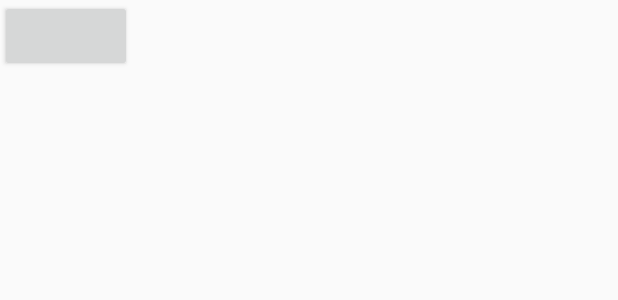
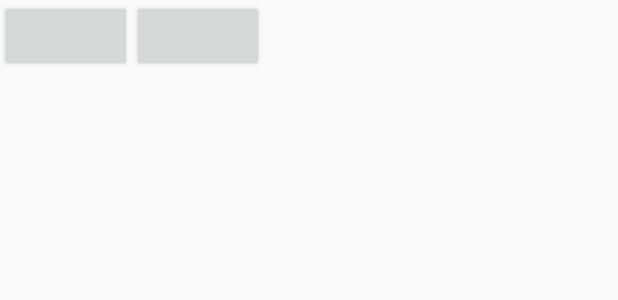
Before and after one commit to sergey-virchenko/MyFirstApp, an Android app: the layout activity_main.xml on its own in the app's theme, with its tools: preview values and no code run, on a phone screen of 412 x 824 dp. Shown: the top 300 px of the screen. Run offline under Robolectric (Android 15) with nearby library versions, the phone set to English and light mode, and no system bars.

Commit message:
color changing button

```diff
--- a/app/src/main/res/layout/activity_factorial.xml
+++ b/app/src/main/res/layout/activity_factorial.xml
@@ -24,10 +24,6 @@
         android:layout_height="wrap_content"
         android:layout_alignTop="@id/btnFastFactorial"
         android:layout_toEndOf="@id/btnFastFactorial" />
-
-    <CheckBox
-        android:layout_width="wrap_content"
-        android:layout_height="wrap_content" />
 
     <ScrollView
         android:layout_width="match_parent"
--- a/app/src/main/res/layout/activity_main.xml
+++ b/app/src/main/res/layout/activity_main.xml
@@ -10,4 +10,9 @@
         android:layout_width="wrap_content"
         android:layout_height="wrap_content" />
 
+    <Button
+        android:id="@+id/btn_change_color"
+        android:layout_width="wrap_content"
+        android:layout_height="wrap_content" />
+
 </LinearLayout>
--- a/app/src/main/res/values/colors.xml
+++ b/app/src/main/res/values/colors.xml
@@ -3,4 +3,7 @@
     <color name="colorPrimary">#00008577</color>
     <color name="colorPrimaryDark">#00574B</color>
     <color name="colorAccent">#D81B60</color>
+
+    <color name="red">#f00</color>
+    <color name="black">#000</color>
 </resources>
```
Also changed, not shown: app/src/main/java/com/sit/myfirstapp/MainActivity.java (+13 -1 lines).
